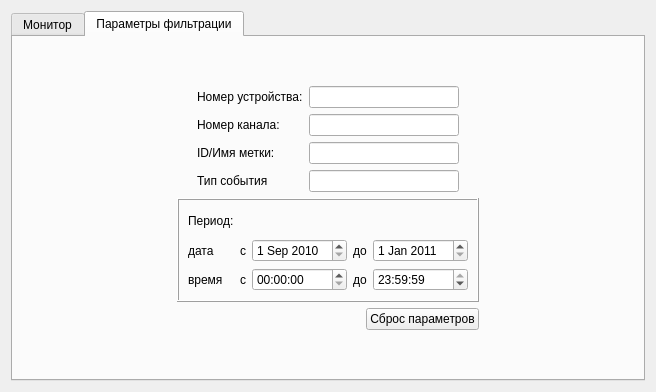
Before: the Qt Designer form audit/audit/ui/monitor_window.ui in bsv/r245, drawn with Qt 5.
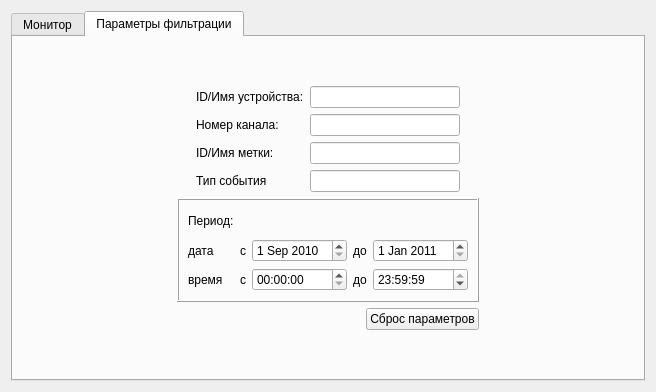
After: the same form once the commit is applied. The open tabs and pages were chosen to show the change.

```diff
--- a/audit/audit/ui/monitor_window.ui
+++ b/audit/audit/ui/monitor_window.ui
@@ -114,7 +114,7 @@
            <item row="0" column="0">
             <widget class="QLabel" name="label">
              <property name="text">
-              <string>Номер устройства:</string>
+              <string>ID/Имя устройства:</string>
              </property>
             </widget>
            </item>
```
